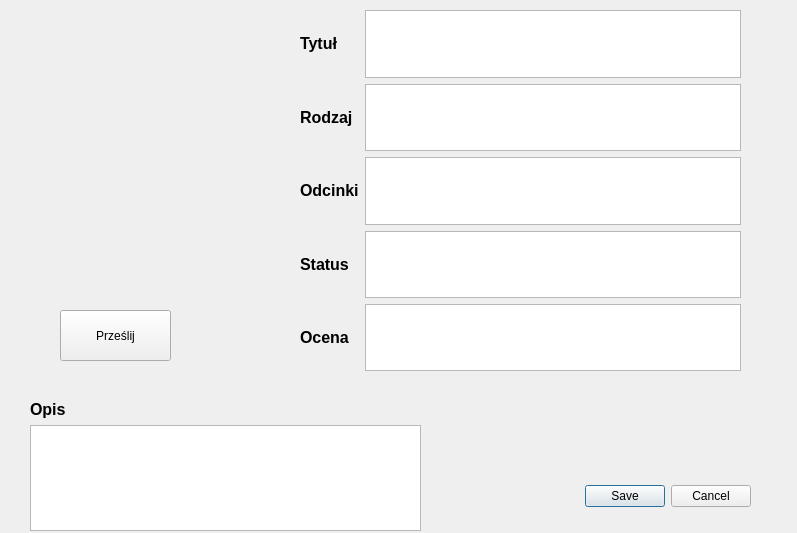
MichMac/My-Watched-List-, file newform.ui: the form before one commit.
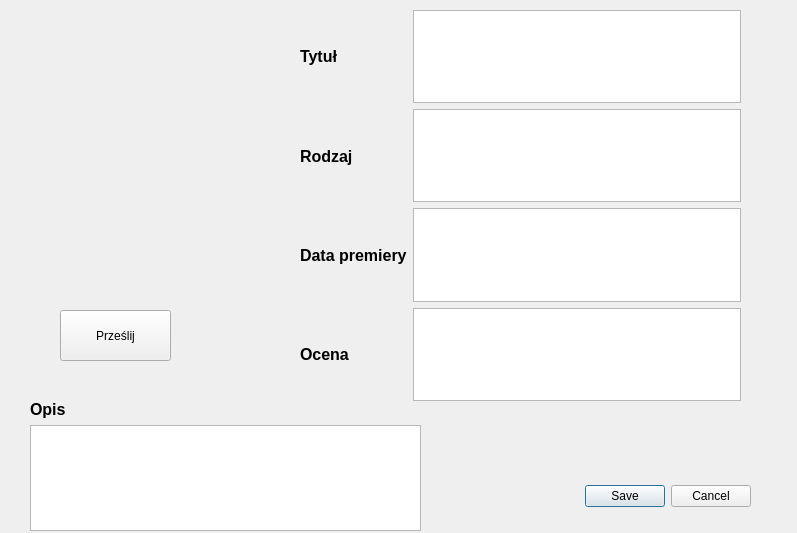
The form after the commit.

The edit to the form file:
```diff
--- a/newform.ui
+++ b/newform.ui
@@ -84,13 +84,13 @@
     <string/>
    </property>
   </widget>
-  <widget class="QWidget" name="">
+  <widget class="QWidget" name="layoutWidget">
    <property name="geometry">
     <rect>
      <x>300</x>
      <y>10</y>
      <width>441</width>
-     <height>361</height>
+     <height>391</height>
     </rect>
    </property>
    <layout class="QHBoxLayout" name="horizontalLayout">
@@ -140,21 +140,7 @@
          </font>
         </property>
         <property name="text">
-         <string>Odcinki</string>
-        </property>
-       </widget>
-      </item>
-      <item>
-       <widget class="QLabel" name="label_5">
-        <property name="font">
-         <font>
-          <pointsize>12</pointsize>
-          <weight>75</weight>
-          <bold>true</bold>
-         </font>
-        </property>
-        <property name="text">
-         <string>Status</string>
+         <string>Data premiery</string>
         </property>
        </widget>
       </item>
@@ -190,10 +176,7 @@
        <widget class="QTextEdit" name="Type_form"/>
       </item>
       <item>
-       <widget class="QTextEdit" name="Episodes_form"/>
-      </item>
-      <item>
-       <widget class="QTextEdit" name="Status_form"/>
+       <widget class="QTextEdit" name="Date_form"/>
       </item>
       <item>
        <widget class="QTextEdit" name="Rating_form"/>
```
